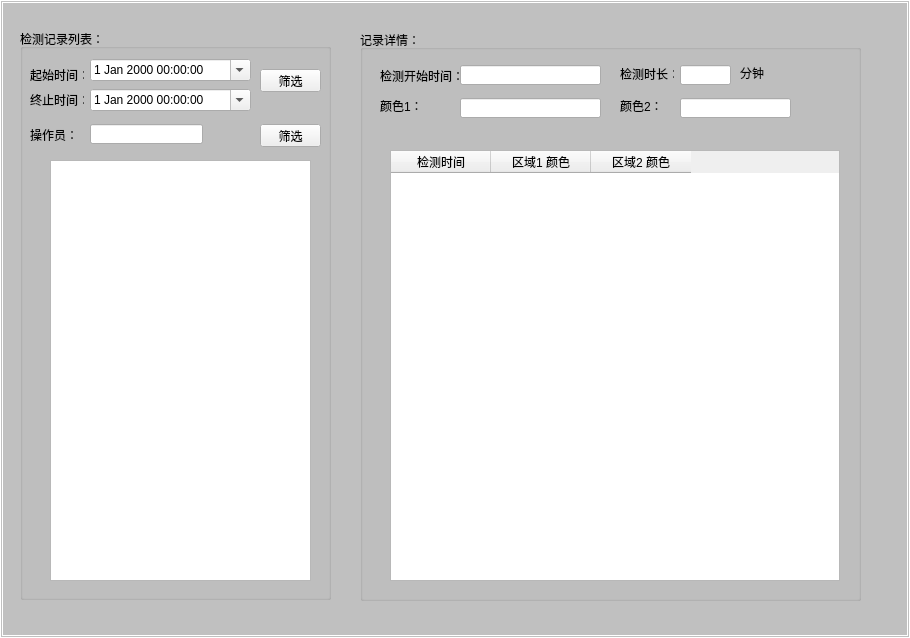
Before: the Qt Designer form ColorDetect/ColorDetect/DataDlg.ui in seafrog1984/ColorDetect, drawn with Qt 5.
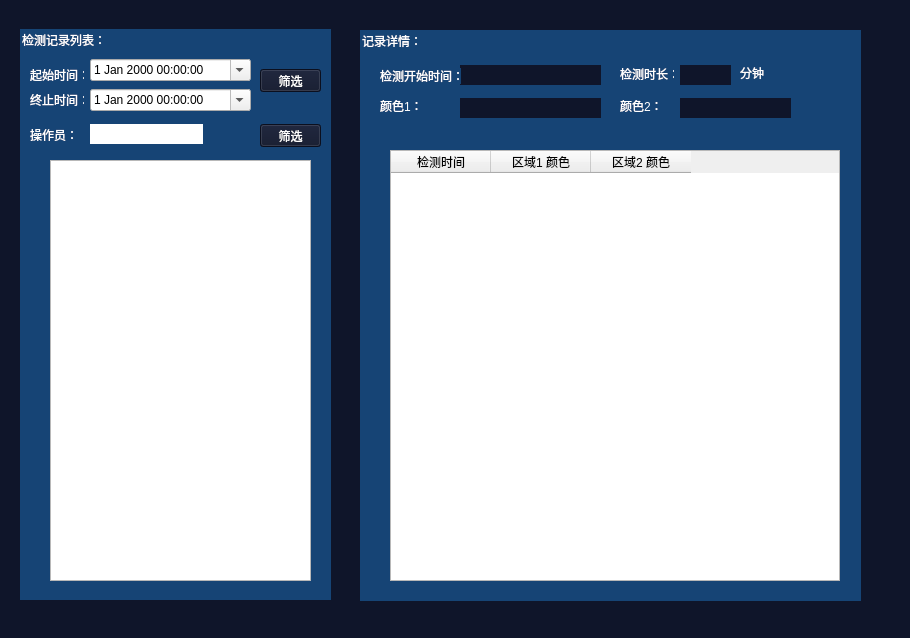
After: the same form once the commit is applied. Icons and pictures are not drawn.

The edit to the form file:
```diff
--- a/ColorDetect/ColorDetect/DataDlg.ui
+++ b/ColorDetect/ColorDetect/DataDlg.ui
@@ -15,11 +15,49 @@
   </property>
   <property name="styleSheet">
    <string notr="true">QWidget#DataDlg{
-background-color: rgb(192, 192, 192);
-border-width:3px;
-border-style: double;
-border-color:rgb(255,255,255);
-}</string>
+border-color: rgb(15, 21, 42);
+background-color: rgb(15, 21, 42);
+border-width:0px;
+color:white;
+}
+QPushButton{
+background-color:  rgb(15, 21, 42);
+background-image: url(:/ColorDetect/Bg);
+color:white;
+}
+QPushButton:pressed{
+background-color:  rgb(22,68, 117);
+background-image: url(:/ColorDetect/Bg-sel);
+color:white;
+}
+
+QToolButton{
+background-color:  rgb(22,68, 117);
+background-image: url(:/ColorDetect/Bg);
+color:white;
+}
+QToolButton:checked{
+background-color:  rgb(22,68, 117);
+background-image: url(:/ColorDetect/Bg-sel);
+color:white;
+}
+QGroupBox{
+background-color:rgb(22,68, 117);
+color:white;
+border:0px
+}
+QLabel{
+background-color:rgb(22,68, 117);
+color:white;
+border:0px
+}
+QLineEdit{
+background-color: rgb(15, 21, 42);
+color:white;
+border:0px
+}
+
+</string>
   </property>
   <widget class="QTableWidget" name="tableWidget">
    <property name="geometry">
@@ -276,6 +314,10 @@
       <height>20</height>
      </rect>
     </property>
+    <property name="styleSheet">
+     <string notr="true">background-color: rgb(255, 255, 255);
+color: rgb(0, 0, 0);</string>
+    </property>
    </widget>
    <widget class="QPushButton" name="btn_user_sel">
     <property name="geometry">
```
